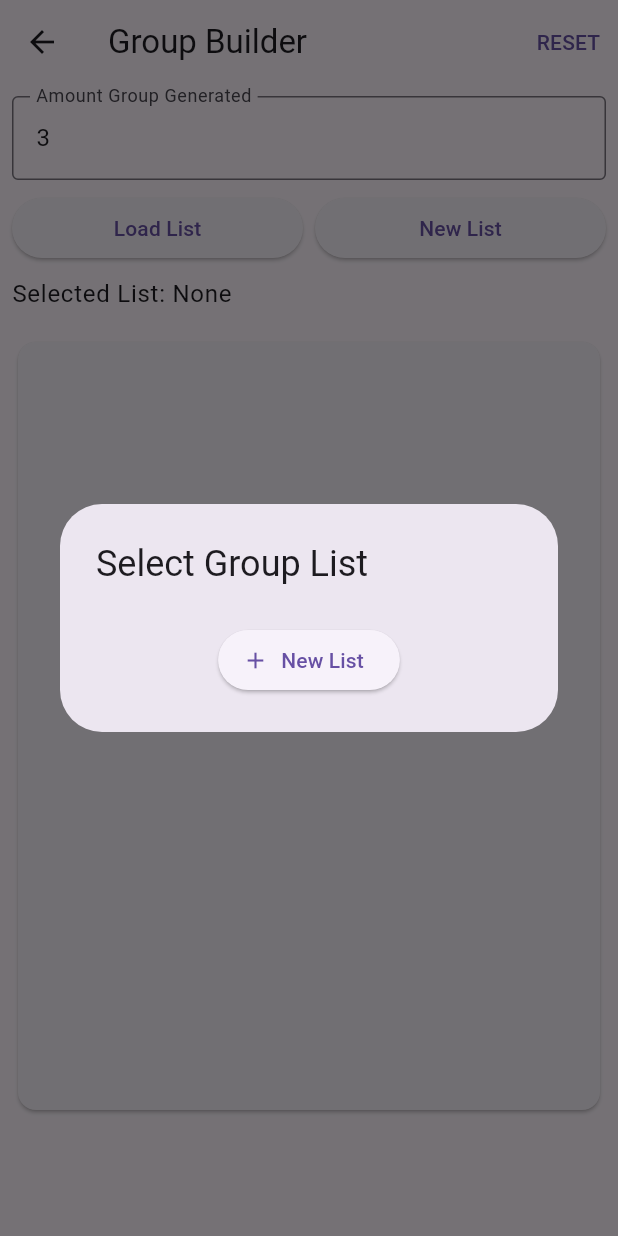
After one commit to HexaRy0/randomizer, a Flutter app: the GroupBuilderScreen screen opened by its route, after a tap on "Load List", on a phone screen of 412 x 824 dp. The commit adds this screen. Run offline on Flutter 3.47's test engine with Material 2 defaults, Android fonts, the phone set to English and light mode, and no system bars; drawn by our look-alikes of dynamic_color, flutter_form_builder; our stand-ins replace flutter_riverpod, isar, riverpod_annotation; accounts and stored records are empty; generated files the repository leaves out were written again.

Commit message:
feat: add group builder layout and logic along with local storage group list

```diff
--- a/lib/helper/routes.dart
+++ b/lib/helper/routes.dart
@@ -1,9 +1,11 @@
 import 'package:flutter/material.dart';
 import 'package:randomizer/screens/about/about.dart';
+import 'package:randomizer/screens/add_group_list/add_group_list.dart';
 import 'package:randomizer/screens/home/home.dart';
 import 'package:randomizer/screens/randomizer/card_draw/card_draw.dart';
 import 'package:randomizer/screens/randomizer/coin_flip/coin_flip.dart';
 import 'package:randomizer/screens/randomizer/dice_roll/dice_roll.dart';
+import 'package:randomizer/screens/randomizer/group_builder/group_builder.dart';
 import 'package:randomizer/screens/randomizer/list_randomizer/list_randomizer.dart';
 import 'package:randomizer/screens/randomizer/password_generator/password_generator.dart';
 import 'package:randomizer/screens/randomizer/random_animal/random_animal.dart';
@@ -20,10 +22,12 @@ final Map<String, Widget Function(BuildContext)> routes = {
   RouteName.home: (context) => const HomeScreen(),
   RouteName.about: (context) => const AboutScreen(),
   RouteName.settings: (context) => const SettingsScreen(),
+  RouteName.addGroupList: (context) => const AddGroupListScreen(),
   RouteName.randomNumber: (context) => const RandomNumberScreen(),
   RouteName.coinFlip: (context) => const CoinFlipScreen(),
   RouteName.diceRoll: (context) => const DiceRollScreen(),
   RouteName.cardDraw: (context) => const CardDrawScreen(),
+  RouteName.groupBuilder: (context) => const GroupBuilderScreen(),
   RouteName.listRandomizer: (context) => const ListRandomizerScreen(),
   RouteName.passwordGenerator: (context) => const PasswordGeneratorScreen(),
   RouteName.randomColor: (context) => const RandomColorScreen(),
--- a/lib/main.dart
+++ b/lib/main.dart
@@ -1,15 +1,18 @@
 import 'package:dynamic_color/dynamic_color.dart';
 import 'package:flutter/material.dart';
 import 'package:flutter_riverpod/flutter_riverpod.dart';
+import 'package:isar/isar.dart';
 import 'package:path_provider/path_provider.dart';
 import 'package:randomizer/helper/routes.dart';
+import 'package:randomizer/model/group_list.dart';
 import 'package:randomizer/static/route_name.dart';
 import 'package:randomizer/static/strings.dart';
 
 void main() async {
   WidgetsFlutterBinding.ensureInitialized();
 
-  await getApplicationDocumentsDirectory();
+  final dir = await getApplicationDocumentsDirectory();
+  await Isar.open([GroupListSchema], directory: dir.path, name: "randomizer");
 
   runApp(const MyApp());
 }
--- /dev/null
+++ b/lib/model/group_list.dart
@@ -0,0 +1,18 @@
+import 'package:isar/isar.dart';
+
+part 'group_list.g.dart';
+
+@Collection()
+class GroupList {
+  Id id = Isar.autoIncrement;
+
+  String name;
+  List<String> items;
+  bool isGenerated;
+
+  GroupList({
+    required this.name,
+    required this.items,
+    this.isGenerated = false,
+  });
+}
--- /dev/null
+++ b/lib/providers/group_builder_provider.dart
@@ -0,0 +1,44 @@
+import 'dart:math';
+
+import 'package:randomizer/model/group_list.dart';
+import 'package:riverpod_annotation/riverpod_annotation.dart';
+
+part 'group_builder_provider.g.dart';
+
+@riverpod
+class GroupBuilder extends _$GroupBuilder {
+  @override
+  List<GroupList> build() {
+    return [];
+  }
+
+  void generateGroupList(GroupList groupList, int amount) {
+    final random = Random();
+    final groupListItems = [...groupList.items];
+
+    final List<GroupList> generatedGroupList = [];
+
+    for (var i = 0; i < amount; i++) {
+      generatedGroupList.add(
+        GroupList(
+          name: "Group ${i + 1}",
+          items: [],
+          isGenerated: true,
+        ),
+      );
+    }
+
+    while (groupListItems.isNotEmpty) {
+      for (var i = 0; i < generatedGroupList.length; i++) {
+        if (groupListItems.isEmpty) break;
+        final groupList = generatedGroupList[i];
+        final randomIndex = random.nextInt(groupListItems.length);
+        final randomItem = groupListItems.removeAt(randomIndex);
+
+        groupList.items.add(randomItem);
+      }
+    }
+
+    state = generatedGroupList;
+  }
+}
--- /dev/null
+++ b/lib/providers/selected_group_list_provider.dart
@@ -0,0 +1,16 @@
+import 'package:randomizer/model/group_list.dart';
+import 'package:riverpod_annotation/riverpod_annotation.dart';
+
+part 'selected_group_list_provider.g.dart';
+
+@riverpod
+class SelectedGroupList extends _$SelectedGroupList {
+  @override
+  GroupList? build() {
+    return null;
+  }
+
+  void selectGroupList(GroupList? groupList) {
+    state = groupList;
+  }
+}
--- /dev/null
+++ b/lib/screens/randomizer/group_builder/group_builder.dart
@@ -0,0 +1,182 @@
+import 'package:flutter/material.dart';
+import 'package:flutter_form_builder/flutter_form_builder.dart';
+import 'package:flutter_riverpod/flutter_riverpod.dart';
+import 'package:randomizer/model/group_list.dart';
+import 'package:randomizer/providers/async_group_list_provider.dart';
+import 'package:randomizer/providers/group_builder_provider.dart';
+import 'package:randomizer/providers/selected_group_list_provider.dart';
+import 'package:randomizer/screens/add_group_list/add_group_list.dart';
+import 'package:randomizer/widgets/select_list_dialog.dart';
+
+class GroupBuilderScreen extends ConsumerStatefulWidget {
+  const GroupBuilderScreen({super.key});
+
+  @override
+  ConsumerState<GroupBuilderScreen> createState() => _GroupBuilderScreenState();
+}
+
+class _GroupBuilderScreenState extends ConsumerState<GroupBuilderScreen> {
+  final _formKey = GlobalKey<FormBuilderState>();
+  String errorText = "";
+
+  void _handleResetButton() {
+    _formKey.currentState!.reset();
+  }
+
+  void _handleGenerateButton() {
+    if (_formKey.currentState!.saveAndValidate()) {
+      final amount = int.parse(_formKey.currentState!.value['amount']);
+      final groupList = ref.read(selectedGroupListProvider);
+
+      ref.read(groupBuilderProvider.notifier).generateGroupList(groupList!, amount);
+    }
+  }
+
+  void _handleLoadListButton(List<GroupList> groupList) {
+    showDialog(
+      context: context,
+      builder: (context) => const SelectListDialog(),
+    );
+  }
+
+  @override
+  Widget build(BuildContext context) {
+    final asyncGroupList = ref.watch(asyncGroupListProvider);
+    final selectedGroupList = ref.watch(selectedGroupListProvider);
+    final groupBuilder = ref.watch(groupBuilderProvider);
+
+    return Scaffold(
+      appBar: AppBar(
+        title: const Text('Group Builder'),
+        actions: [
+          TextButton(
+            onPressed: _handleResetButton,
+            child: const Text('RESET'),
+          ),
+        ],
+      ),
+      floatingActionButton: selectedGroupList != null
+          ? FloatingActionButton.extended(
+              label: const Text('Generate Group'),
+              icon: const Icon(Icons.shuffle),
+              onPressed: _handleGenerateButton,
+            )
+          : null,
+      body: asyncGroupList.when(
+        skipLoadingOnRefresh: true,
+        skipLoadingOnReload: true,
+        data: (groupLists) => Padding(
+          padding: const EdgeInsets.all(8),
+          child: FormBuilder(
+            key: _formKey,
+            child: Column(
+              crossAxisAlignment: CrossAxisAlignment.start,
+              children: [
+                FormBuilderTextField(
+                  name: 'amount',
+                  initialValue: "3",
+                  decoration: const InputDecoration(
+                    labelText: 'Amount Group Generated',
+                    border: OutlineInputBorder(),
+                  ),
+                  validator: (value) {
+                    if (value == null || value.isEmpty) {
+                      return 'Please enter amount';
+                    }
+                    if (int.tryParse(value)! > selectedGroupList!.items.length) {
+                      return 'Value are more than total item';
+                    }
+
+                    return null;
+                  },
+                ),
+                const SizedBox(height: 8),
+                Row(
+                  children: [
+                    Expanded(
+                      child: ElevatedButton(
+                        child: const Text('Load List'),
+                        onPressed: () {
+                          _handleLoadListButton(groupLists);
+                        },
+                      ),
+                    ),
+                    const SizedBox(width: 8),
+                    Expanded(
+                      child: ElevatedButton(
+                        child: const Text('New List'),
+                        onPressed: () async {
+                          Navigator.push(
+                            context,
+                            MaterialPageRoute(
+                              builder: (context) =>
+                                  const AddGroupListScreen(isFromOtherScreen: true),
+                            ),
+                          );
+                        },
+                      ),
+                    ),
+                  ],
+                ),
+                const SizedBox(height: 8),
+                Text(
+                  "Selected List: ${selectedGroupList == null ? 'None' : selectedGroupList.name}",
+                  style: Theme.of(context).textTheme.bodyLarge,
+                ),
+                const SizedBox(height: 8),
+                if (selectedGroupList != null)
+                  Text(
+                    "Total Item: ${selectedGroupList.items.length}",
+                    style: Theme.of(context).textTheme.bodyLarge,
+                  ),
+                const SizedBox(height: 8),
+                Expanded(
+                  child: Card(
+                    child: Padding(
+                      padding: const EdgeInsets.all(8),
+                      child: Center(
+                        child: SingleChildScrollView(
+                          child: ListView.builder(
+                            shrinkWrap: true,
+                            primary: false,
+                            physics: const NeverScrollableScrollPhysics(),
+                            itemCount: groupBuilder.length,
+                            itemBuilder: (context, index) {
+                              final group = groupBuilder[index];
+                              return Padding(
+                                padding: const EdgeInsets.all(8),
+                                child: Card(
+                                  color: Theme.of(context).colorScheme.secondaryContainer,
+                                  child: Padding(
+                                    padding: const EdgeInsets.all(8),
+                                    child: Column(
+                                      children: [
+                                        Text(
+                                          "Group ${groupBuilder.indexOf(group) + 1}",
+                                          style: Theme.of(context).textTheme.bodyLarge,
+                                        ),
+                                        const SizedBox(height: 8),
+                                        Text(group.items.join(', ')),
+                                      ],
+                                    ),
+                                  ),
+                                ),
+                              );
+                            },
+                          ),
+                        ),
+                      ),
+                    ),
+                  ),
+                ),
+                const SizedBox(height: 72),
+              ],
+            ),
+          ),
+        ),
+        error: (error, stackTrace) => Center(child: Text(error.toString())),
+        loading: () => const Center(child: CircularProgressIndicator()),
+      ),
+    );
+  }
+}
--- a/lib/static/menu_item.dart
+++ b/lib/static/menu_item.dart
@@ -18,6 +18,10 @@ final List<MenuItem> menuItem = [
   MenuItem(
     title: StaticStrings.cardDraw,
     route: RouteName.cardDraw,
+  ),
+  MenuItem(
+    title: StaticStrings.groupBuilder,
+    route: RouteName.groupBuilder,
   ),
   MenuItem(
     title: StaticStrings.listRandomizer,
--- a/lib/static/route_name.dart
+++ b/lib/static/route_name.dart
@@ -2,12 +2,14 @@ class RouteName {
   static const String home = '/';
   static const String about = '/about';
   static const String settings = '/settings';
+  static const String addGroupList = '/add-group-list';
 
   // Randomizer Item Routes
   static const String randomNumber = '/random-number';
   static const String coinFlip = '/coin-flip';
   static const String diceRoll = '/dice-roll';
   static const String cardDraw = '/card-draw';
+  static const String groupBuilder = '/group-builder';
   static const String listRandomizer = '/list-randomizer';
   static const String passwordGenerator = '/password-generator';
   static const String randomColor = '/random-color';
--- a/lib/static/strings.dart
+++ b/lib/static/strings.dart
@@ -8,6 +8,7 @@ class StaticStrings {
   static const String coinFlip = "Coin Flip";
   static const String diceRoll = "Dice Roll";
   static const String cardDraw = "Card Draw";
+  static const String groupBuilder = "Group Builder";
   static const String listRandomizer = "List Randomizer";
   static const String passwordGenerator = "Password Generator";
   static const String randomColor = "Random Color";
--- /dev/null
+++ b/lib/widgets/select_list_dialog.dart
@@ -0,0 +1,81 @@
+import 'package:flutter/material.dart';
+import 'package:flutter_riverpod/flutter_riverpod.dart';
+import 'package:randomizer/providers/async_group_list_provider.dart';
+import 'package:randomizer/providers/selected_group_list_provider.dart';
+import 'package:randomizer/screens/add_group_list/add_group_list.dart';
+
+class SelectListDialog extends ConsumerStatefulWidget {
+  const SelectListDialog({super.key});
+
+  @override
+  ConsumerState<SelectListDialog> createState() => _SelectListDialogState();
+}
+
+class _SelectListDialogState extends ConsumerState<SelectListDialog> {
+  @override
+  Widget build(BuildContext context) {
+    final groupLists = ref.watch(asyncGroupListProvider);
+
+    return AlertDialog(
+      title: const Text('Select Group List'),
+      content: groupLists.when(
+        skipLoadingOnRefresh: true,
+        skipLoadingOnReload: true,
+        data: (groupList) => SizedBox(
+          width: double.maxFinite,
+          child: Column(
+            mainAxisSize: MainAxisSize.min,
+            children: [
+              ListView.separated(
+                shrinkWrap: true,
+                primary: false,
+                itemCount: groupList.length,
+                separatorBuilder: (context, index) => const Divider(),
+                itemBuilder: (context, index) {
+                  final item = groupList[index];
+
+                  return ListTile(
+                    title: Text(item.name),
+                    subtitle: Text(
+                      item.items.join(', '),
+                      overflow: TextOverflow.ellipsis,
+                    ),
+                    onTap: () {
+                      ref.read(selectedGroupListProvider.notifier).selectGroupList(item);
+                      Navigator.pop(context);
+                    },
+                    trailing: IconButton(
+                      icon: const Icon(Icons.delete),
+                      onPressed: () {
+                        ref.read(asyncGroupListProvider.notifier).deleteGroupList(item);
+                        ref.read(selectedGroupListProvider.notifier).selectGroupList(null);
+                      },
+                    ),
+                  );
+                },
+              ),
+              const SizedBox(height: 8),
+              ElevatedButton.icon(
+                label: const Text('New List'),
+                icon: const Icon(Icons.add),
+                onPressed: () async {
+                  Navigator.pop(context);
+                  Navigator.push(
+                    context,
+                    MaterialPageRoute(
+                      builder: (context) => const AddGroupListScreen(
+                        isFromOtherScreen: true,
+                      ),
+                    ),
+                  );
+                },
+              ),
+            ],
+          ),
+        ),
+        error: (error, stackTrace) => Text(error.toString()),
+        loading: () => const CircularProgressIndicator(),
+      ),
+    );
+  }
+}
```
Also changed, not shown: lib/providers/async_group_list_provider.dart (added, +51 -0 lines), lib/screens/add_group_list/add_group_list.dart (added, +134 -0 lines), lib/model/group_list.g.dart (added), lib/providers/async_group_list_provider.g.dart (added), lib/providers/group_builder_provider.g.dart (added), lib/providers/selected_group_list_provider.g.dart (added).
